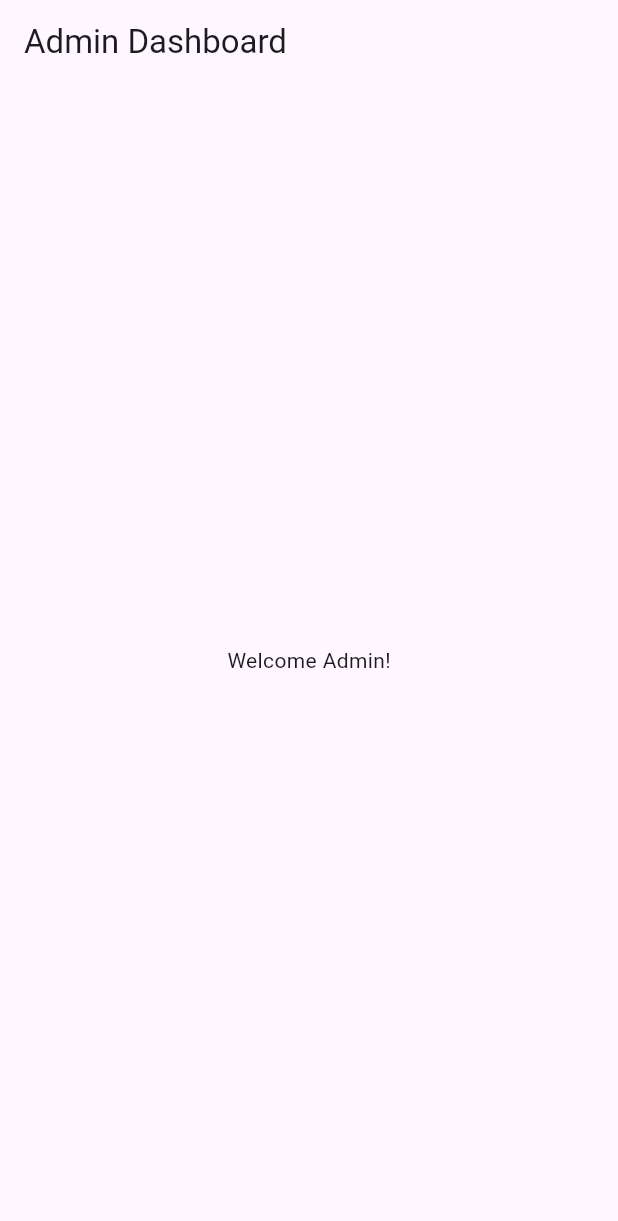
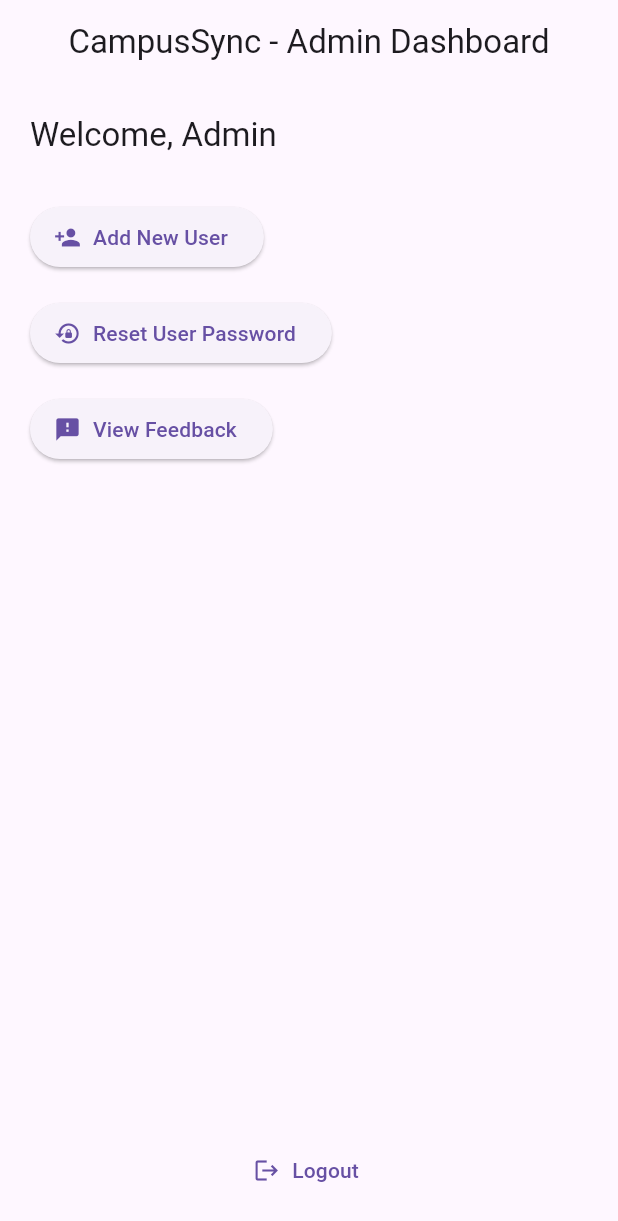
Before and after one commit to shiv4705/CampusSync, a Flutter app: the AdminDashboard screen opened directly, on a phone screen of 412 x 824 dp. Shown: the top 1221 px of the screen. Run offline on Flutter 3.47's test engine with Material 3 defaults, Android fonts, the phone set to English and light mode, and no system bars; our stand-ins replace cloud_firestore, firebase_auth, firebase_core; accounts and stored records are empty.

Commit message:
Implemented Admin Features: Add User, Reset Password, View Feedback

```diff
--- a/lib/screens/dashboard/admin_dashboard.dart
+++ b/lib/screens/dashboard/admin_dashboard.dart
@@ -1,13 +1,94 @@
 import 'package:flutter/material.dart';
+import 'package:firebase_auth/firebase_auth.dart';
+
+import '../admin/add_user_screen.dart';
+import '../admin/reset_password_screen.dart';
+import '../admin/view_feedback_screen.dart';
+import '../auth/login_screen.dart';
 
 class AdminDashboard extends StatelessWidget {
   const AdminDashboard({super.key});
 
   @override
   Widget build(BuildContext context) {
+    final userEmail = FirebaseAuth.instance.currentUser?.email ?? 'Admin';
+
     return Scaffold(
-      appBar: AppBar(title: const Text("Admin Dashboard")),
-      body: const Center(child: Text("Welcome Admin!")),
+      appBar: AppBar(
+        title: const Text("CampusSync - Admin Dashboard"),
+        centerTitle: true,
+      ),
+      body: Padding(
+        padding: const EdgeInsets.all(20),
+        child: Column(
+          crossAxisAlignment: CrossAxisAlignment.start,
+          children: [
+            Text(
+              "Welcome, Admin",
+              style: Theme.of(context).textTheme.titleLarge,
+            ),
+            const SizedBox(height: 30),
+
+            // Add New User
+            ElevatedButton.icon(
+              icon: const Icon(Icons.person_add),
+              label: const Text("Add New User"),
+              onPressed: () {
+                Navigator.push(
+                  context,
+                  MaterialPageRoute(builder: (_) => const AddUserScreen()),
+                );
+              },
+            ),
+            const SizedBox(height: 16),
+
+            // Reset User Password
+            ElevatedButton.icon(
+              icon: const Icon(Icons.lock_reset),
+              label: const Text("Reset User Password"),
+              onPressed: () {
+                Navigator.push(
+                  context,
+                  MaterialPageRoute(
+                    builder: (_) => const ResetPasswordScreen(),
+                  ),
+                );
+              },
+            ),
+            const SizedBox(height: 16),
+
+            // View Feedback
+            ElevatedButton.icon(
+              icon: const Icon(Icons.feedback),
+              label: const Text("View Feedback"),
+              onPressed: () {
+                Navigator.push(
+                  context,
+                  MaterialPageRoute(builder: (_) => const ViewFeedbackScreen()),
+                );
+              },
+            ),
+
+            const Spacer(),
+
+            // Logout
+            Center(
+              child: TextButton.icon(
+                icon: const Icon(Icons.logout),
+                label: const Text("Logout"),
+                onPressed: () async {
+                  await FirebaseAuth.instance.signOut();
+                  Navigator.pushAndRemoveUntil(
+                    context,
+                    MaterialPageRoute(builder: (_) => const LoginScreen()),
+                    (route) => false,
+                  );
+                },
+              ),
+            ),
+          ],
+        ),
+      ),
     );
   }
 }
--- a/pubspec.yaml
+++ b/pubspec.yaml
@@ -37,6 +37,7 @@ dependencies:
   # The following adds the Cupertino Icons font to your application.
   # Use with the CupertinoIcons class for iOS style icons.
   cupertino_icons: ^1.0.8
+  intl: ^0.20.2
 
 dev_dependencies:
   flutter_test:
```
Also changed, not shown: lib/screens/admin/add_user_screen.dart (added, +132 -0 lines), lib/screens/admin/reset_password_screen.dart (added, +91 -0 lines), lib/screens/admin/view_feedback_screen.dart (added, +63 -0 lines), lib/screens/auth/login_screen.dart (+14 -18 lines), 1 other file.
